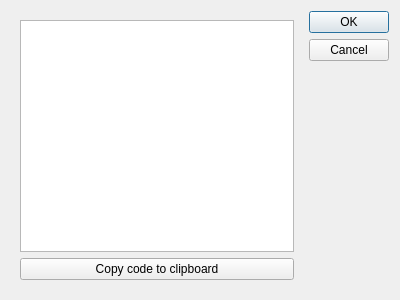
Old version of the form dialogs/codedisplaydialog.ui in the repository nick-keller/crusher_repack.
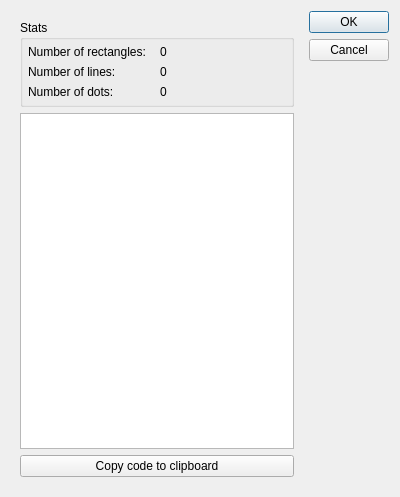
New version of the form.

```diff
--- a/dialogs/codedisplaydialog.ui
+++ b/dialogs/codedisplaydialog.ui
@@ -7,7 +7,7 @@
     <x>0</x>
     <y>0</y>
     <width>400</width>
-    <height>300</height>
+    <height>497</height>
    </rect>
   </property>
   <property name="windowTitle">
@@ -17,6 +17,69 @@
    <item>
     <widget class="QWidget" name="widget" native="true">
      <layout class="QVBoxLayout" name="verticalLayout">
+      <item>
+       <widget class="QGroupBox" name="groupBox">
+        <property name="title">
+         <string>Stats</string>
+        </property>
+        <layout class="QGridLayout" name="gridLayout">
+         <property name="leftMargin">
+          <number>5</number>
+         </property>
+         <property name="topMargin">
+          <number>5</number>
+         </property>
+         <property name="rightMargin">
+          <number>5</number>
+         </property>
+         <property name="bottomMargin">
+          <number>5</number>
+         </property>
+         <item row="1" column="0">
+          <widget class="QLabel" name="label_3">
+           <property name="text">
+            <string>Number of lines:</string>
+           </property>
+          </widget>
+         </item>
+         <item row="0" column="0">
+          <widget class="QLabel" name="label">
+           <property name="text">
+            <string>Number of rectangles:</string>
+           </property>
+          </widget>
+         </item>
+         <item row="0" column="1">
+          <widget class="QLabel" name="nbrRects">
+           <property name="text">
+            <string>0</string>
+           </property>
+          </widget>
+         </item>
+         <item row="2" column="0">
+          <widget class="QLabel" name="label_4">
+           <property name="text">
+            <string>Number of dots:</string>
+           </property>
+          </widget>
+         </item>
+         <item row="1" column="1">
+          <widget class="QLabel" name="nbrLines">
+           <property name="text">
+            <string>0</string>
+           </property>
+          </widget>
+         </item>
+         <item row="2" column="1">
+          <widget class="QLabel" name="nbrDots">
+           <property name="text">
+            <string>0</string>
+           </property>
+          </widget>
+         </item>
+        </layout>
+       </widget>
+      </item>
       <item>
        <widget class="QTextEdit" name="code">
         <property name="font">
```
